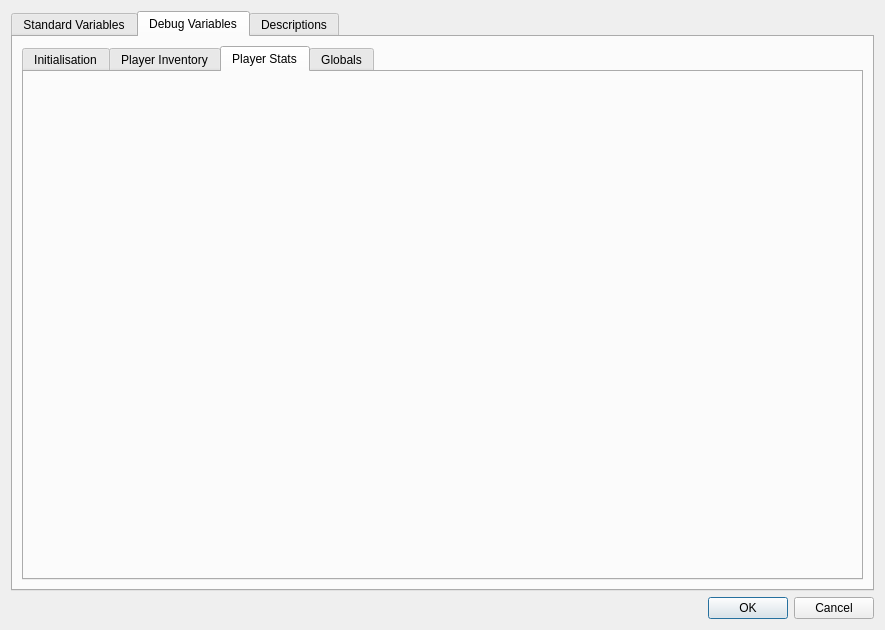
The window that ui_files/dialogs/campaign_settings.ui (jacobcheatley/trpg-creator) describes before a commit, drawn with Qt 5.
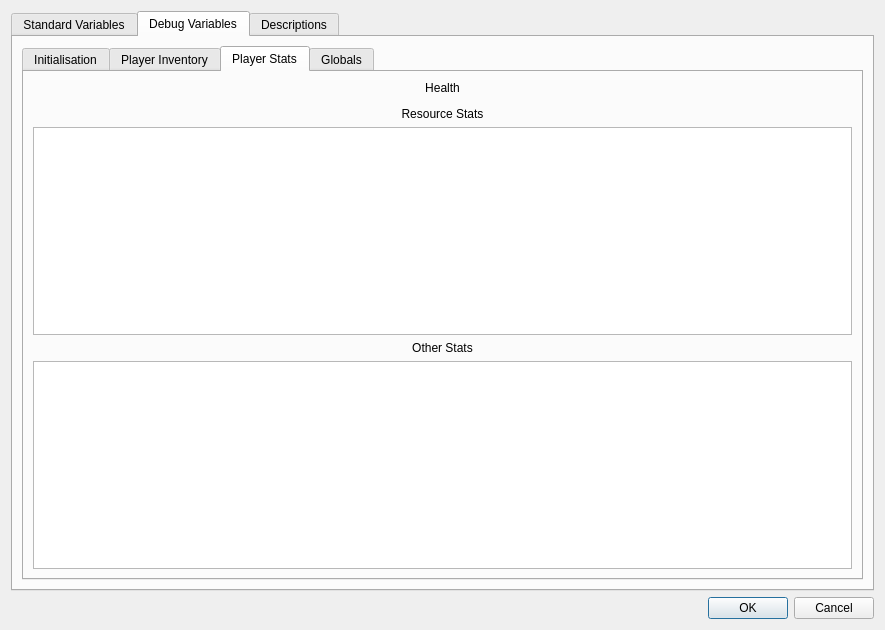
The same window after the commit. The open tabs and pages were chosen to show the change.

Commit message: Confirmation dialogs. More progress on campaign settings. Functionality for creating and deleting subfolders.

Patch:
```diff
--- a/ui_files/dialogs/campaign_settings.ui
+++ b/ui_files/dialogs/campaign_settings.ui
@@ -199,6 +199,66 @@
           <attribute name="title">
            <string>Player Stats</string>
           </attribute>
+          <layout class="QVBoxLayout" name="verticalLayout_7">
+           <item>
+            <widget class="QLabel" name="label_11">
+             <property name="sizePolicy">
+              <sizepolicy hsizetype="Preferred" vsizetype="Minimum">
+               <horstretch>0</horstretch>
+               <verstretch>0</verstretch>
+              </sizepolicy>
+             </property>
+             <property name="text">
+              <string>Health</string>
+             </property>
+             <property name="alignment">
+              <set>Qt::AlignCenter</set>
+             </property>
+            </widget>
+           </item>
+           <item>
+            <widget class="QFrame" name="debugHealthFrame">
+             <property name="sizePolicy">
+              <sizepolicy hsizetype="Preferred" vsizetype="Minimum">
+               <horstretch>0</horstretch>
+               <verstretch>0</verstretch>
+              </sizepolicy>
+             </property>
+            </widget>
+           </item>
+           <item>
+            <widget class="QLabel" name="label_12">
+             <property name="sizePolicy">
+              <sizepolicy hsizetype="Preferred" vsizetype="Minimum">
+               <horstretch>0</horstretch>
+               <verstretch>0</verstretch>
+              </sizepolicy>
+             </property>
+             <property name="text">
+              <string>Resource Stats</string>
+             </property>
+             <property name="alignment">
+              <set>Qt::AlignCenter</set>
+             </property>
+            </widget>
+           </item>
+           <item>
+            <widget class="QListWidget" name="debugResourceList"/>
+           </item>
+           <item>
+            <widget class="QLabel" name="label_13">
+             <property name="text">
+              <string>Other Stats</string>
+             </property>
+             <property name="alignment">
+              <set>Qt::AlignCenter</set>
+             </property>
+            </widget>
+           </item>
+           <item>
+            <widget class="QListWidget" name="debugOtherList"/>
+           </item>
+          </layout>
          </widget>
          <widget class="QWidget" name="tabGlobals">
           <attribute name="title">
```
Left out of the diff: 64 changed lines with no effect on the pictures. The commit also changes 18 other files.
